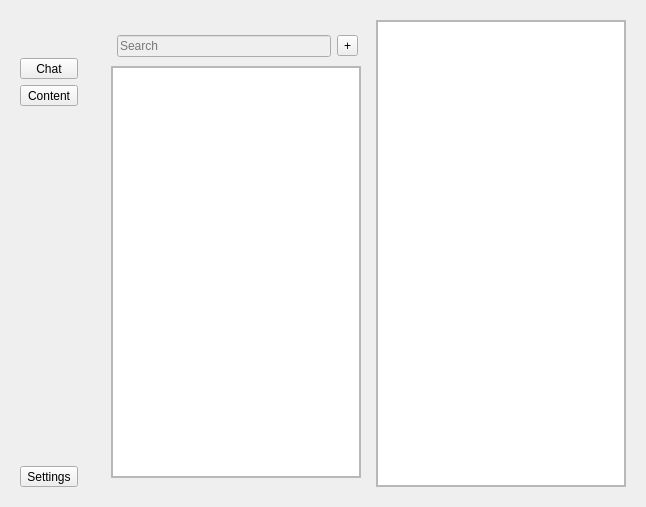
The window that src/ui/ChatWindow/ChatWindow.ui (guoiaoang/TaoTieChat) describes before a commit, drawn with Qt 5.
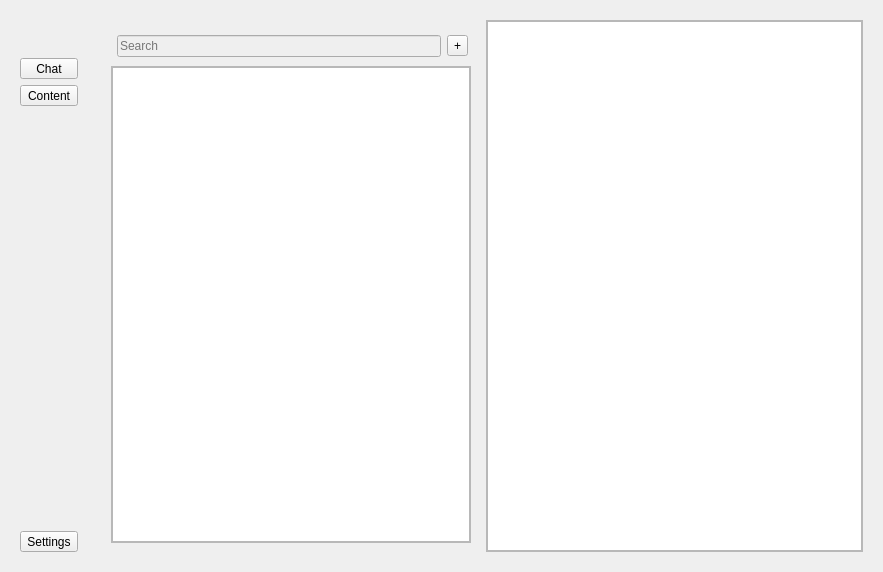
The same window after the commit.

Diff of the .ui file:
```diff
--- a/src/ui/ChatWindow/ChatWindow.ui
+++ b/src/ui/ChatWindow/ChatWindow.ui
@@ -6,8 +6,8 @@
    <rect>
     <x>0</x>
     <y>0</y>
-    <width>646</width>
-    <height>507</height>
+    <width>883</width>
+    <height>572</height>
    </rect>
   </property>
   <property name="windowTitle">
```
